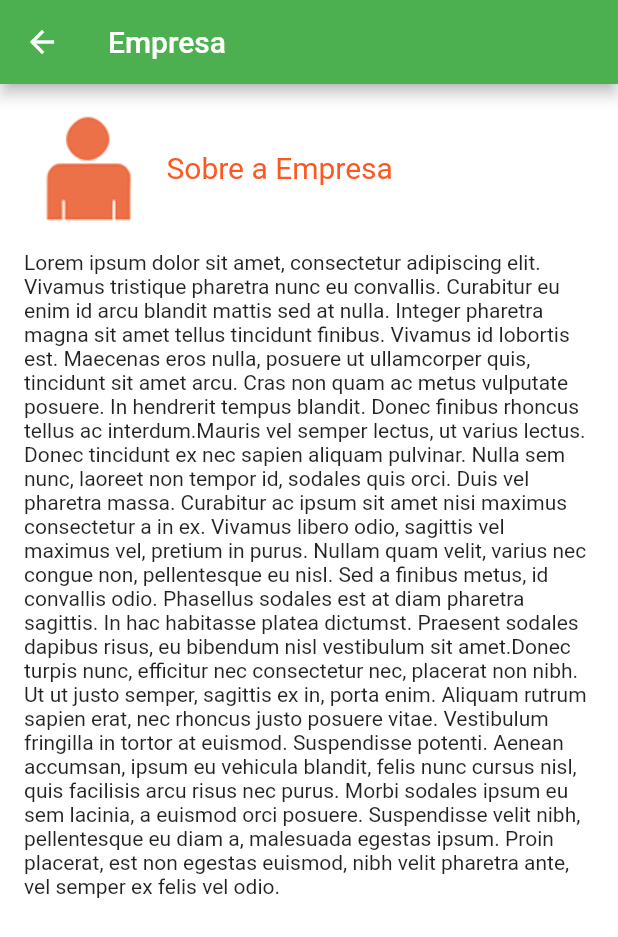
After one commit to Lukerabr/App_ATM, a Flutter app: the TelaEmpresa screen opened directly, on a phone screen of 412 x 824 dp. The commit adds this screen. Shown: the top 937 px of the screen. Run offline on Flutter 3.47's test engine with Material 2 defaults, Android fonts, the phone set to English and light mode, and no system bars.

Commit message:
Navegação entre telas.

```diff
--- /dev/null
+++ b/lib/TelaEmpresa.dart
@@ -0,0 +1,53 @@
+import 'package:flutter/material.dart';
+
+class TelaEmpresa extends StatefulWidget {
+  const TelaEmpresa({Key? key}) : super(key: key);
+
+  @override
+  _TelaEmpresaState createState() => _TelaEmpresaState();
+}
+
+class _TelaEmpresaState extends State<TelaEmpresa> {
+  @override
+  Widget build(BuildContext context) {
+    return Scaffold(
+      backgroundColor: Colors.white,
+      appBar: AppBar(
+        title: Text("Empresa"),
+        backgroundColor: Colors.green,
+      ),
+      body: SingleChildScrollView(
+        child: Container(
+          padding: EdgeInsets.all(16),
+          child: Column(
+            children: [
+              Row(
+                children: [
+                  Image.asset("imagens/detalhe_empresa.png"),
+                  Padding(
+                      padding: EdgeInsets.only(left: 10),
+                    child: Text(
+                      "Sobre a Empresa",
+                      style: TextStyle(
+                        fontSize: 20,
+                        color: Colors.deepOrange
+                      ),
+                    ),
+                  ),
+                ],
+              ),
+              Padding(
+                padding: EdgeInsets.only(top: 16),
+                child: Text(
+                    "Lorem ipsum dolor sit amet, consectetur adipiscing elit. Vivamus tristique pharetra nunc eu convallis. Curabitur eu enim id arcu blandit mattis sed at nulla. Integer pharetra magna sit amet tellus tincidunt finibus. Vivamus id lobortis est. Maecenas eros nulla, posuere ut ullamcorper quis, tincidunt sit amet arcu. Cras non quam ac metus vulputate posuere. In hendrerit tempus blandit. Donec finibus rhoncus tellus ac interdum."
+                    "Mauris vel semper lectus, ut varius lectus. Donec tincidunt ex nec sapien aliquam pulvinar. Nulla sem nunc, laoreet non tempor id, sodales quis orci. Duis vel pharetra massa. Curabitur ac ipsum sit amet nisi maximus consectetur a in ex. Vivamus libero odio, sagittis vel maximus vel, pretium in purus. Nullam quam velit, varius nec congue non, pellentesque eu nisl. Sed a finibus metus, id convallis odio. Phasellus sodales est at diam pharetra sagittis. In hac habitasse platea dictumst. Praesent sodales dapibus risus, eu bibendum nisl vestibulum sit amet."
+                    "Donec turpis nunc, efficitur nec consectetur nec, placerat non nibh. Ut ut justo semper, sagittis ex in, porta enim. Aliquam rutrum sapien erat, nec rhoncus justo posuere vitae. Vestibulum fringilla in tortor at euismod. Suspendisse potenti. Aenean accumsan, ipsum eu vehicula blandit, felis nunc cursus nisl, quis facilisis arcu risus nec purus. Morbi sodales ipsum eu sem lacinia, a euismod orci posuere. Suspendisse velit nibh, pellentesque eu diam a, malesuada egestas ipsum. Proin placerat, est non egestas euismod, nibh velit pharetra ante, vel semper ex felis vel odio."
+                ),
+              )
+            ],
+          ),
+        ),
+      ),
+    );
+  }
+}
```
Also changed, not shown: lib/Home.dart (+27 -3 lines), lib/TelaCliente.dart (added, +60 -0 lines), lib/TelaContato.dart (added, +64 -0 lines), lib/TelaServico.dart (added, +64 -0 lines).
